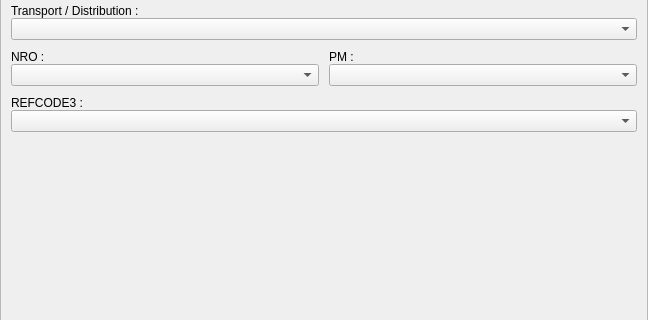
LaM0uette/MyDLG, file src/gui/ui/form_dlg.ui: the form before one commit; both pictures show x 0 to 648 and y 86 to 406 of the 648 by 783 pixel window.
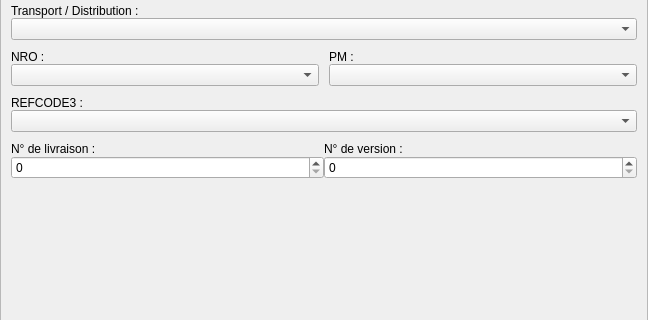
The form after the commit.

Commit message: no livraison et version

Patch:
```diff
--- a/src/gui/ui/form_dlg.ui
+++ b/src/gui/ui/form_dlg.ui
@@ -258,6 +258,46 @@
          <item>
           <widget class="QComboBox" name="cb_refcode3"/>
          </item>
+         <item>
+          <spacer name="verticalSpacer_6">
+           <property name="orientation">
+            <enum>Qt::Vertical</enum>
+           </property>
+           <property name="sizeType">
+            <enum>QSizePolicy::Fixed</enum>
+           </property>
+           <property name="sizeHint" stdset="0">
+            <size>
+             <width>20</width>
+             <height>10</height>
+            </size>
+           </property>
+          </spacer>
+         </item>
+         <item>
+          <layout class="QGridLayout" name="gridLayout_2">
+           <item row="1" column="1">
+            <widget class="QSpinBox" name="sb_version"/>
+           </item>
+           <item row="0" column="0">
+            <widget class="QLabel" name="lb_livraison">
+             <property name="text">
+              <string>N° de livraison :</string>
+             </property>
+            </widget>
+           </item>
+           <item row="0" column="1">
+            <widget class="QLabel" name="lb_version">
+             <property name="text">
+              <string>N° de version :</string>
+             </property>
+            </widget>
+           </item>
+           <item row="1" column="0">
+            <widget class="QSpinBox" name="sb_livraison"/>
+           </item>
+          </layout>
+         </item>
          <item>
           <spacer name="verticalSpacer">
            <property name="orientation">
```
The commit also changes 2 other files.
